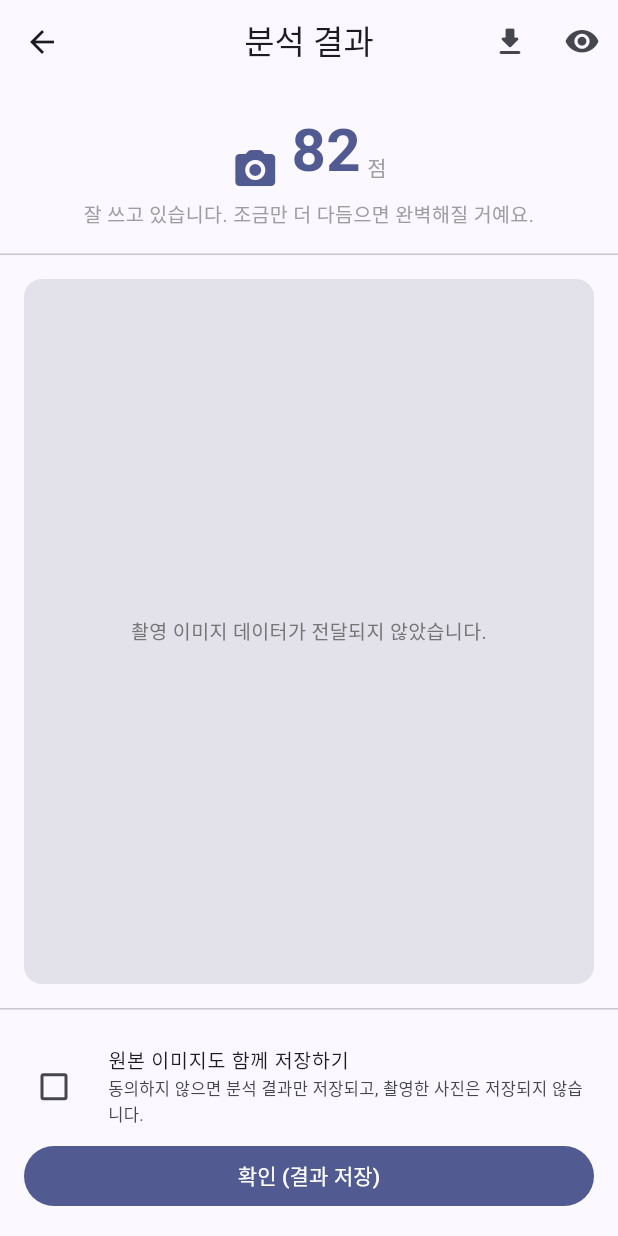
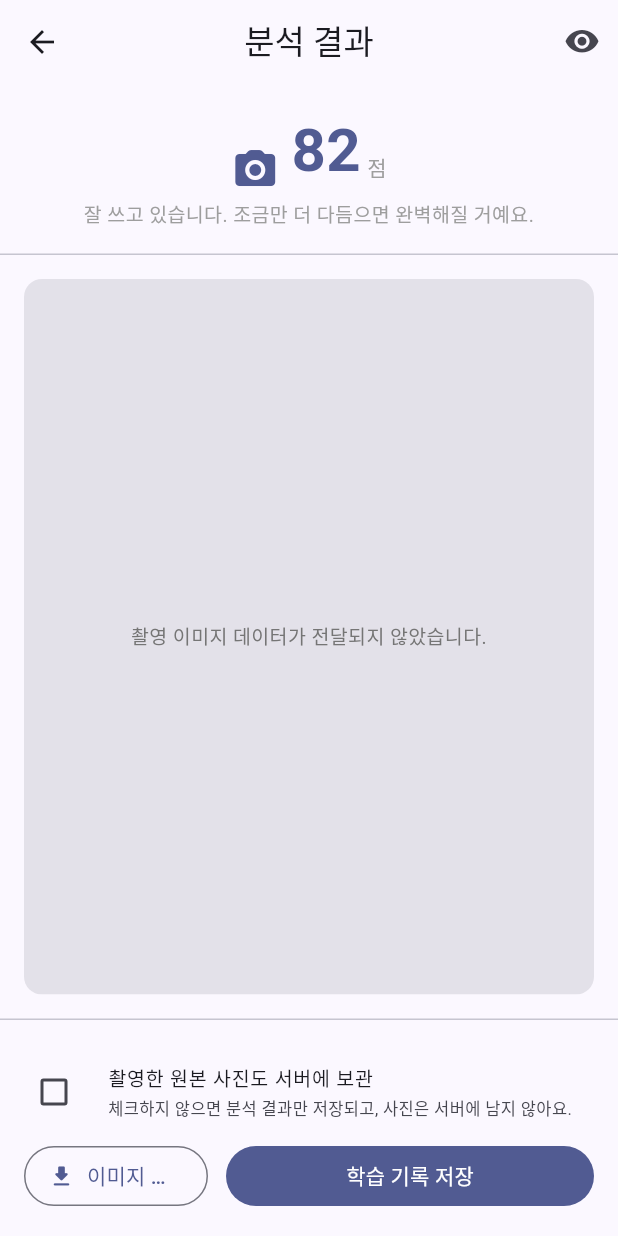
Before and after one commit to gmldbs3104/2026-hanium-project, a Flutter app: the FeedbackScreen screen opened directly with empty values, on a phone screen of 412 x 824 dp. Run offline on Flutter 3.47's test engine with Material 3 defaults, Android fonts, the phone set to English and light mode, and no system bars; our stand-ins replace camera, firebase_analytics, firebase_auth, firebase_core, flutter_riverpod, go_router and 2 more; missing offline and left inert: dart:html; accounts and stored records are empty.

Commit message:
refactor: 피드백 화면 저장·다운로드 문구와 배치 정리
AppBar 다운로드 아이콘을 하단으로 옮겨 서버 저장 버튼과 나란히 배치하고,
'저장=서버 / 받기=기기' 원칙으로 라벨과 스낵바 문구를 통일했다.
동작 로직은 변경하지 않았다.

```diff
--- a/frontend/lib/core/app_config.dart
+++ b/frontend/lib/core/app_config.dart
@@ -34,7 +34,7 @@ class AppConfig {
   static String canvasAnalyzeDetailEndpoint(String sessionId) =>
       '/api/v1/canvas/$sessionId/analyze-detail';
   static String canvasFeedbackEndpoint(String sessionId) => '/api/v1/canvas/$sessionId/feedback';
-  // SFR-009: 학습 결과 저장 확인 (피드백 화면에서 "확인" 탭 시 트리거)
+  // SFR-009: 학습 결과 저장 확인 (피드백 화면 "학습 기록 저장" 탭 시 트리거)
   static String canvasConfirmEndpoint(String sessionId) => '/api/v1/canvas/$sessionId/confirm';
 
   // ---- 이미지 모드 파이프라인 (SFR-003I ~ SFR-007) ----
--- a/frontend/lib/features/feedback/screens/feedback_screen.dart
+++ b/frontend/lib/features/feedback/screens/feedback_screen.dart
@@ -15,6 +15,7 @@ import '../models/canvas_correction_overlay_item.dart';
 import '../models/image_bbox_overlay_item.dart';
 import '../models/pending_session_save.dart';
 import '../services/session_save_queue.dart';
+import '../widgets/feedback_action_bar.dart';
 import '../widgets/canvas_correction_overlay_view.dart';
 import '../widgets/image_bbox_overlay_view.dart';
 
@@ -186,7 +187,7 @@ class _FeedbackScreenState extends State<FeedbackScreen> {
       if (mounted) {
         setState(() => _confirmed = true);
         ScaffoldMessenger.of(context)
-            .showSnackBar(const SnackBar(content: Text('학습 결과가 저장되었습니다.')));
+            .showSnackBar(const SnackBar(content: Text('학습 기록을 저장했어요.')));
       }
     } on ApiException catch (e) {
       // REQ-009-5는 "네트워크 장애" 시에만 로컬 큐에 저장하도록 요구한다.
@@ -237,24 +238,14 @@ class _FeedbackScreenState extends State<FeedbackScreen> {
       appBar: AppBar(
         title: const Text('분석 결과'),
         actions: [
-          if (!_isLoading && _errorMessage == null) ...[
-            IconButton(
-              tooltip: '이미지 다운로드',
-              icon: _isDownloading
-                  ? const SizedBox(
-                      width: 18,
-                      height: 18,
-                      child: CircularProgressIndicator(strokeWidth: 2),
-                    )
-                  : const Icon(Icons.download_rounded),
-              onPressed: _isDownloading ? null : _downloadFeedbackImage,
-            ),
+          // 다운로드는 하단 FeedbackActionBar로 옮겼다 — 서버 저장과 나란히 놓아
+          // "기기로 받기"와 "서버에 저장"이 구분되게 하기 위함.
+          if (!_isLoading && _errorMessage == null)
             IconButton(
               tooltip: _showOverlay ? '오버레이 숨기기' : '오버레이 보이기',
               icon: Icon(_showOverlay ? Icons.visibility_rounded : Icons.visibility_off_rounded),
               onPressed: () => setState(() => _showOverlay = !_showOverlay),
             ),
-          ],
         ],
       ),
       body: SafeArea(child: _buildBody(context)),
@@ -278,7 +269,17 @@ class _FeedbackScreenState extends State<FeedbackScreen> {
         const Divider(height: 1),
         Expanded(child: _buildOverlayArea(context)),
         const Divider(height: 1),
-        _buildConfirmSection(context),
+        FeedbackActionBar(
+          isCanvas: _isCanvas,
+          confirmed: _confirmed,
+          isConfirming: _isConfirming,
+          isDownloading: _isDownloading,
+          saveImageConsent: _saveImageConsent,
+          onConsentChanged: (v) => setState(() => _saveImageConsent = v),
+          onConfirm: _onConfirm,
+          onDownload: _downloadFeedbackImage,
+          onGoHome: () => context.go('/home'),
+        ),
       ],
     );
   }
@@ -443,7 +444,7 @@ class _FeedbackScreenState extends State<FeedbackScreen> {
 
       if (mounted) {
         ScaffoldMessenger.of(context)
-            .showSnackBar(const SnackBar(content: Text('이미지를 다운로드했어요.')));
+            .showSnackBar(const SnackBar(content: Text('이미지를 기기에 받았어요.')));
       }
     } on UnsupportedError {
       if (mounted) {
@@ -563,62 +564,6 @@ class _FeedbackScreenState extends State<FeedbackScreen> {
     );
   }
 
-  /// SFR-009: 하단 저장 확인 영역 (이미지 모드는 저장 동의 체크박스 포함, REQ-009-4)
-  Widget _buildConfirmSection(BuildContext context) {
-    if (_confirmed) {
-      return Padding(
-        padding: const EdgeInsets.all(16),
-        child: Row(
-          mainAxisAlignment: MainAxisAlignment.center,
-          children: [
-            Icon(Icons.check_circle_rounded, color: Colors.green.shade600, size: 20),
-            const SizedBox(width: 8),
-            const Text('저장이 완료되었습니다.'),
-            const SizedBox(width: 16),
-            TextButton(
-              onPressed: () => context.go('/home'),
-              child: const Text('홈으로'),
-            ),
-          ],
-        ),
-      );
-    }
-
-    return Padding(
-      padding: const EdgeInsets.all(16),
-      child: Column(
-        children: [
-          if (!_isCanvas)
-            CheckboxListTile(
-              contentPadding: EdgeInsets.zero,
-              controlAffinity: ListTileControlAffinity.leading,
-              dense: true,
-              value: _saveImageConsent,
-              onChanged: (v) => setState(() => _saveImageConsent = v ?? false),
-              title: const Text('원본 이미지도 함께 저장하기', style: TextStyle(fontSize: 13)),
-              subtitle: const Text(
-                '동의하지 않으면 분석 결과만 저장되고, 촬영한 사진은 저장되지 않습니다.',
-                style: TextStyle(fontSize: 11),
-              ),
-            ),
-          SizedBox(
-            width: double.infinity,
-            child: FilledButton(
-              onPressed: _isConfirming ? null : _onConfirm,
-              child: _isConfirming
-                  ? const SizedBox(
-                      width: 18,
-                      height: 18,
-                      child: CircularProgressIndicator(strokeWidth: 2, color: Colors.white),
-                    )
-                  : const Text('확인 (결과 저장)'),
-            ),
-          ),
-        ],
-      ),
-    );
-  }
-
   void _showFeedbackSheet({required String charId, required String message}) {
     showModalBottomSheet(
       context: context,
```
